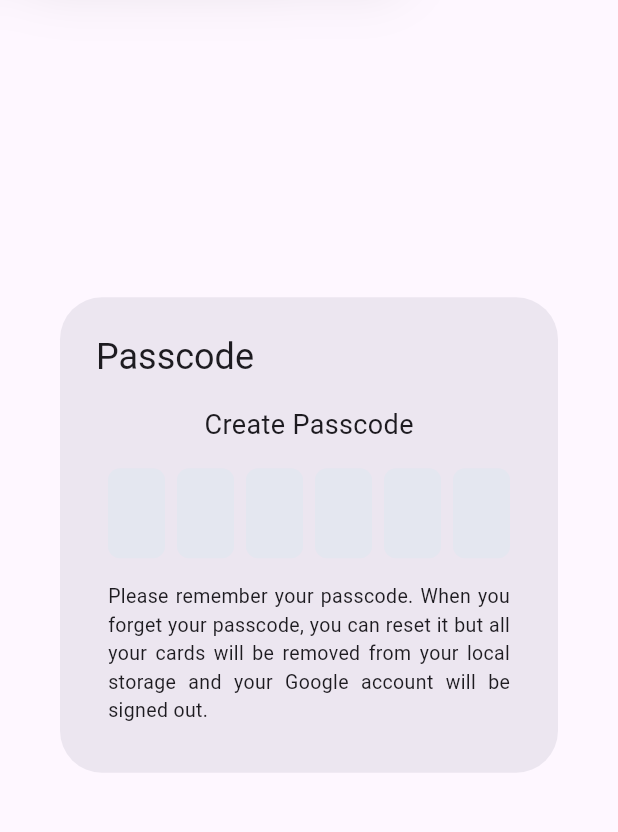
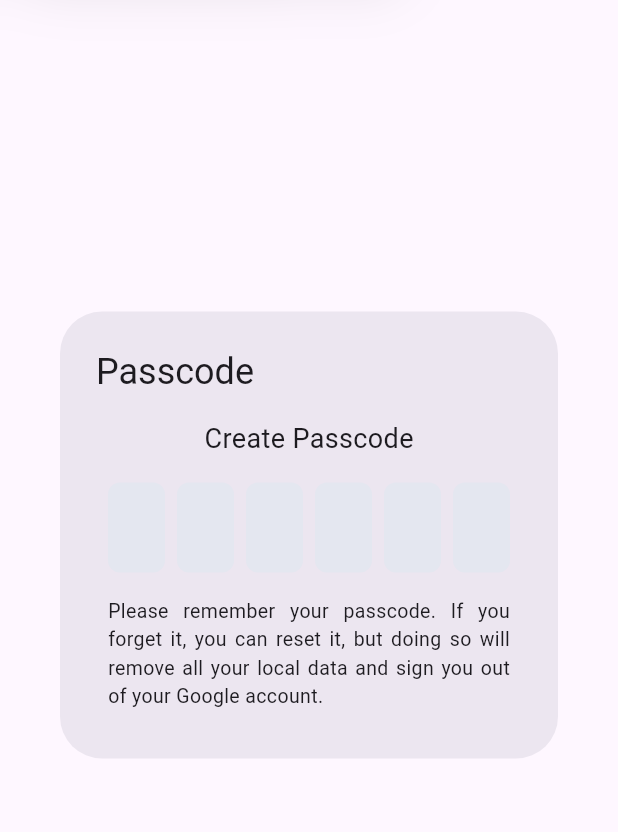
Before and after one commit to lamnhan066/passcode_biometric_auth, a Flutter app: the screen it shows after launch, after a tap on "Authenticate", on a phone screen of 412 x 824 dp, the part 83-915 px from its top. Run offline on Flutter 3.47's test engine with Material 3 defaults, Android fonts, the phone set to English and light mode, and no system bars; drawn by our look-alikes of pinput; our stand-ins replace local_auth, shared_preferences.

Commit message:
Refactor PasscodeBiometricAuthUI to improve user prompts and clarity in passcode management

```diff
--- a/example/lib/main.dart
+++ b/example/lib/main.dart
@@ -14,27 +14,26 @@ class App extends StatefulWidget {
 
 class _AppState extends State<App> {
   final authUI = PasscodeBiometricAuthUICached(
+    salt: 'This is a salt value',
     forceCreatePasscode: true,
     title: 'Passcode',
     checkConfig: const CheckConfig(
       maxRetries: 5,
       retryInSecond: 30,
-      content: 'Input Passcode',
+      content: 'Enter Passcode',
       incorrectText:
-          'This passcode is incorrect (max: @{counter}/@{maxRetries} times)\n'
-          'You have to wait for @{retryInSecond}s to try again when the max number of retries is exceeded',
+          'Incorrect passcode (attempt: @{counter} of @{maxRetries}).\n'
+          'You must wait @{retryInSecond} seconds before trying again once the maximum number of retries has been exceeded.',
       forgotButtonText: 'Forgot your passcode?',
       useBiometricCheckboxText: 'Use biometric authentication',
       maxRetriesExceededText:
-          'Maximum number of retries is exceeded\nPlease try again in @{second}s',
-      biometricReason: 'Please authenticate to use this feature',
+          'Maximum number of retries exceeded.\nPlease try again in @{second} seconds.',
+      biometricReason: 'Please authenticate to access this feature',
     ),
     createConfig: const CreateConfig(
       content: 'Create Passcode',
-      subcontent: 'Please remember your passcode. '
-          'When you forget your passcode, you can reset it but '
-          'all your cards will be removed from your local storage '
-          'and your Google account will be signed out.',
+      subcontent:
+          'Please remember your passcode. If you forget it, you can reset it, but doing so will remove all your local data and sign you out of your Google account.',
     ),
     onForgotPasscode: (context, authUI) async {
       if (await _forgotPasscode(context)) {
@@ -49,9 +48,9 @@ class _AppState extends State<App> {
       context: context,
       builder: (ctx) {
         return AlertDialog(
-            title: const Text('Forget Passcode'),
+          title: const Text('Reset Passcode'),
           content: const Text(
-              'All of your local data will be removed when reset the passcode. Would you like to continue?',
+            'Resetting your passcode will remove all of your local data. Would you like to continue?',
             textAlign: TextAlign.justify,
           ),
           actions: [
@@ -69,7 +68,8 @@ class _AppState extends State<App> {
             ),
           ],
         );
-        });
+      },
+    );
 
     return result == true;
   }
```
Lines whose indentation alone changed are shown as unchanged.
